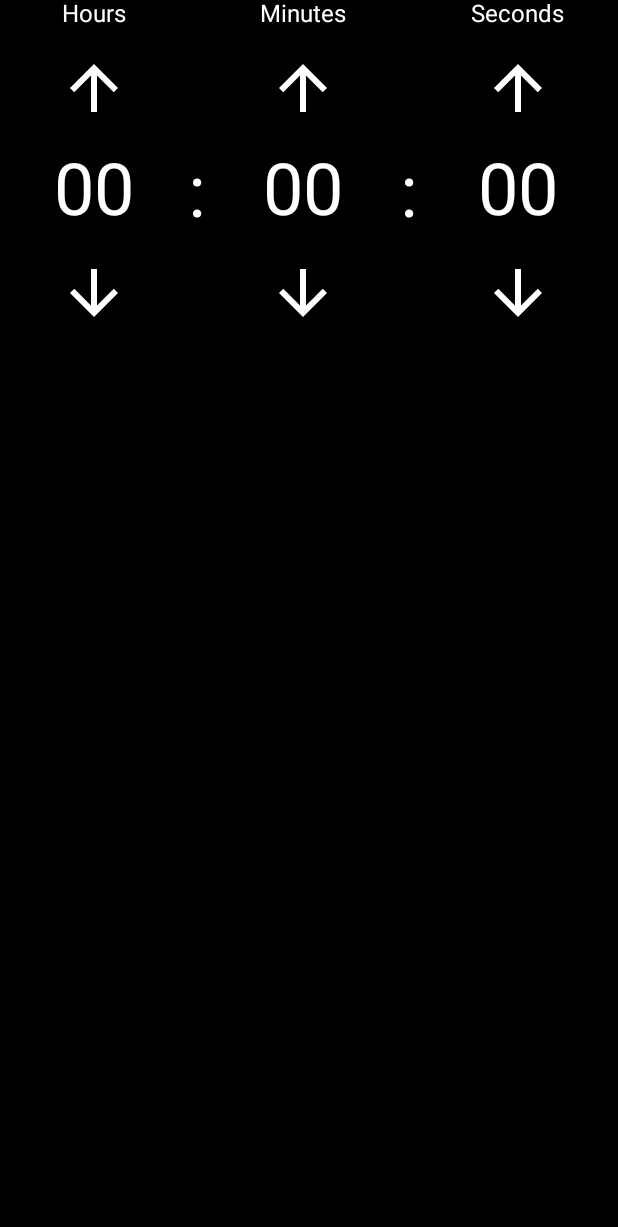
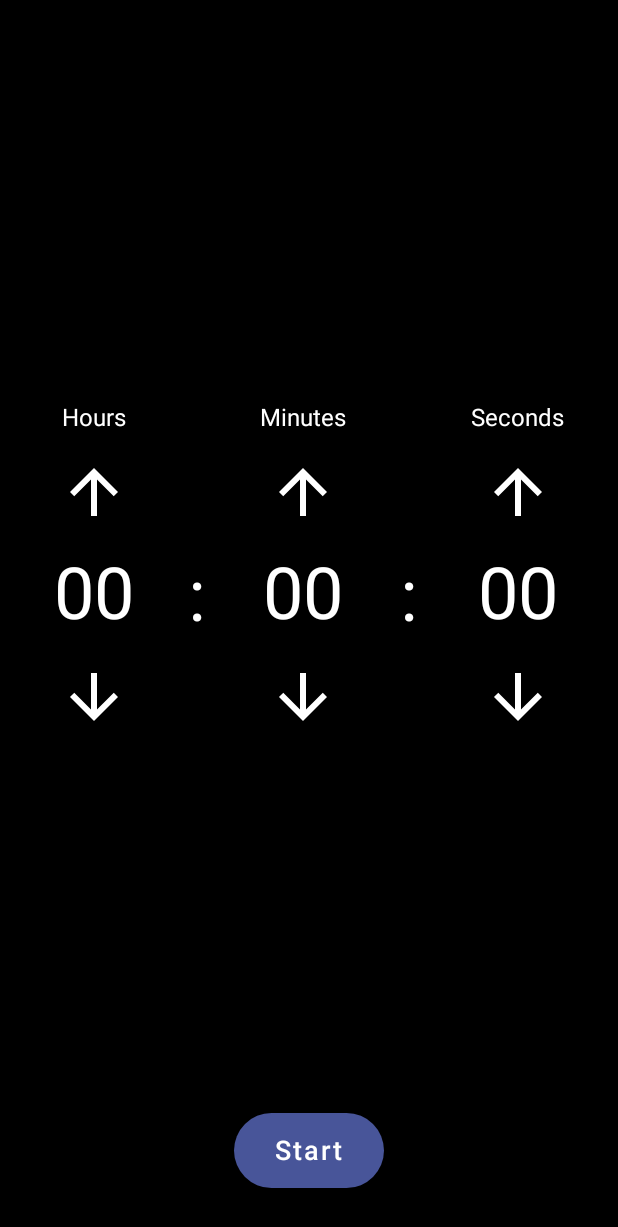
Before and after one commit to alanvan-agl/jetpack-challenge-countdown, an Android app built with Jetpack Compose: the composable CountDownApp shown on its own in the app's theme, on a phone screen of 412 x 824 dp. Shown: the top 1227 px of the screen. Run offline under Robolectric (Android 15) with nearby library versions, the phone set to English and light mode, and no system bars; our stand-ins replace constraintlayout-compose.

Commit message:
add controls

```diff
--- a/app/build.gradle
+++ b/app/build.gradle
@@ -72,6 +72,7 @@ dependencies {
     implementation "androidx.compose.material:material:$compose_version"
     implementation "androidx.compose.material:material-icons-extended:$compose_version"
     implementation "androidx.compose.ui:ui-tooling:$compose_version"
+    implementation "androidx.constraintlayout:constraintlayout-compose:1.0.0-alpha03"
     implementation 'androidx.lifecycle:lifecycle-runtime-ktx:2.3.0'
 
     testImplementation 'junit:junit:4.13.2'
--- /dev/null
+++ b/app/src/main/java/com/example/androiddevchallenge/CountDownApp.kt
@@ -0,0 +1,60 @@
+package com.example.androiddevchallenge
+
+import androidx.compose.animation.ExperimentalAnimationApi
+import androidx.compose.foundation.layout.*
+import androidx.compose.runtime.Composable
+import androidx.compose.runtime.mutableStateOf
+import androidx.compose.runtime.remember
+import androidx.compose.runtime.getValue
+import androidx.compose.runtime.setValue
+import androidx.compose.ui.Modifier
+import androidx.compose.ui.unit.dp
+import androidx.constraintlayout.compose.ConstraintLayout
+import com.example.androiddevchallenge.ui.ControlState
+import com.example.androiddevchallenge.ui.Controls
+import com.example.androiddevchallenge.ui.CountDownScreen
+import com.example.androiddevchallenge.ui.DurationSelector
+
+@Composable
+fun CountDownApp(viewModel: MainViewModel) {
+    var controlState by remember { mutableStateOf(ControlState.IDLE) }
+    ConstraintLayout(
+        modifier = Modifier
+            .fillMaxSize()
+            .padding(PaddingValues(top = 32.dp, bottom = 32.dp))
+    ) {
+        val (countDownScreen, controls) = createRefs()
+        Box(modifier = Modifier.constrainAs(countDownScreen) {
+            top.linkTo(parent.top)
+            start.linkTo(parent.start)
+            end.linkTo(parent.end)
+            bottom.linkTo(controls.top)
+        }) {
+            CountDownScreen(
+                viewModel = viewModel,
+                controlState = controlState
+            )
+        }
+        Box(modifier = Modifier.constrainAs(controls) {
+            bottom.linkTo(parent.bottom)
+            start.linkTo(parent.start)
+            end.linkTo(parent.end)
+        }) {
+            Controls(
+                controlState = controlState,
+                onStart = {
+                    controlState = ControlState.RUNNING
+                },
+                onPause = {
+
+                },
+                onResume = {
+
+                },
+                onCancel = {
+                    controlState = ControlState.IDLE
+                }
+            )
+        }
+    }
+}
--- a/app/src/main/java/com/example/androiddevchallenge/MainActivity.kt
+++ b/app/src/main/java/com/example/androiddevchallenge/MainActivity.kt
@@ -40,9 +40,3 @@ class MainActivity : AppCompatActivity() {
         }
     }
 }
-
-// Start building your app here!
-@Composable
-fun CountDownApp(viewModel: MainViewModel) {
-    DurationSelector(viewModel = viewModel)
-}
--- /dev/null
+++ b/app/src/main/java/com/example/androiddevchallenge/ui/ControlState.kt
@@ -0,0 +1,5 @@
+package com.example.androiddevchallenge.ui
+
+enum class ControlState {
+    RUNNING, IDLE
+}
--- /dev/null
+++ b/app/src/main/java/com/example/androiddevchallenge/ui/Controls.kt
@@ -0,0 +1,105 @@
+package com.example.androiddevchallenge.ui
+
+import androidx.compose.foundation.layout.*
+import androidx.compose.foundation.shape.RoundedCornerShape
+import androidx.compose.material.*
+import androidx.compose.runtime.Composable
+import androidx.compose.runtime.mutableStateOf
+import androidx.compose.runtime.remember
+import androidx.compose.runtime.getValue
+import androidx.compose.runtime.setValue
+import androidx.compose.ui.Modifier
+import androidx.compose.ui.res.stringResource
+import androidx.compose.ui.unit.dp
+import androidx.compose.ui.unit.sp
+import com.example.androiddevchallenge.R
+import com.example.androiddevchallenge.ui.theme.cancelButtonColor
+import com.example.androiddevchallenge.ui.theme.pauseButtonColor
+import com.example.androiddevchallenge.ui.theme.startAndResumeButtonColor
+
+@Composable
+fun Controls(
+    controlState: ControlState,
+    onStart: () -> Unit,
+    onPause: () -> Unit,
+    onResume: () -> Unit,
+    onCancel: () -> Unit
+) {
+    val buttonWidth = 100.dp
+    val buttonHeight = 50.dp
+    val buttonCornerRadius = 25.dp
+    when (controlState) {
+        ControlState.IDLE -> {
+            Row(
+                modifier = Modifier.fillMaxWidth(),
+                horizontalArrangement = Arrangement.Center
+            ) {
+                TextButton(
+                    modifier = Modifier.width(buttonWidth).height(buttonHeight),
+                    onClick = onStart,
+                    colors = ButtonDefaults.buttonColors(backgroundColor = startAndResumeButtonColor),
+                    shape = RoundedCornerShape(buttonCornerRadius)
+                ) {
+                    Text(
+                        text = stringResource(id = R.string.start),
+                        color = MaterialTheme.colors.secondary,
+                        fontSize = 18.sp
+                    )
+                }
+            }
+        }
+        ControlState.RUNNING -> {
+            var isPaused by remember { mutableStateOf(false) }
+            Row(
+                modifier = Modifier.fillMaxWidth(),
+                horizontalArrangement = Arrangement.SpaceEvenly
+            ) {
+                if (isPaused) {
+                    TextButton(
+                        modifier = Modifier.width(buttonWidth).height(buttonHeight),
+                        onClick = {
+                            onResume()
+                            isPaused = false
+                        },
+                        colors = ButtonDefaults.buttonColors(backgroundColor = startAndResumeButtonColor),
+                        shape = RoundedCornerShape(buttonCornerRadius)
+                    ) {
+                        Text(
+                            text = stringResource(id = R.string.resume),
+                            color = MaterialTheme.colors.secondary,
+                            fontSize = 18.sp
+                        )
+                    }
+                } else {
+                    TextButton(
+                        modifier = Modifier.width(buttonWidth).height(buttonHeight),
+                        onClick = {
+                            onPause()
+                            isPaused = true
+                        },
+                        colors = ButtonDefaults.buttonColors(backgroundColor = pauseButtonColor),
+                        shape = RoundedCornerShape(buttonCornerRadius)
+                    ) {
+                        Text(
+                            text = stringResource(id = R.string.pause),
+                            color = MaterialTheme.colors.secondary,
+                            fontSize = 18.sp
+                        )
+                    }
+                }
+                TextButton(
+                    modifier = Modifier.width(buttonWidth).height(buttonHeight),
+                    onClick = onCancel,
+                    colors = ButtonDefaults.buttonColors(backgroundColor = cancelButtonColor),
+                    shape = RoundedCornerShape(buttonCornerRadius)
+                ) {
+                    Text(
+                        text = stringResource(id = R.string.cancel),
+                        color = MaterialTheme.colors.secondary,
+                        fontSize = 18.sp
+                    )
+                }
+            }
+        }
+    }
+}
--- /dev/null
+++ b/app/src/main/java/com/example/androiddevchallenge/ui/CountDownScreen.kt
@@ -0,0 +1,19 @@
+package com.example.androiddevchallenge.ui
+
+import androidx.compose.animation.Crossfade
+import androidx.compose.runtime.*
+import com.example.androiddevchallenge.MainViewModel
+
+@Composable
+fun CountDownScreen(viewModel: MainViewModel, controlState: ControlState) {
+    Crossfade(targetState = controlState) {
+        when (controlState) {
+            ControlState.IDLE -> {
+                DurationSelector(viewModel)
+            }
+            ControlState.RUNNING -> {
+
+            }
+        }
+    }
+}
--- a/app/src/main/java/com/example/androiddevchallenge/ui/theme/Color.kt
+++ b/app/src/main/java/com/example/androiddevchallenge/ui/theme/Color.kt
@@ -21,3 +21,6 @@ val primaryLight = Color(0xFF263238)
 val primaryLightVariant = Color(0xFF4F5B62)
 val primaryDark = Color(0xFF000A12)
 val secondaryDark = Color(0xFFFFFFFF)
+val startAndResumeButtonColor = Color(0xFF485599)
+val pauseButtonColor = Color(0xFFC26660)
+val cancelButtonColor = Color(0xFF5C5A5A)
--- a/app/src/main/res/values/strings.xml
+++ b/app/src/main/res/values/strings.xml
@@ -13,4 +13,8 @@
     <string name="hours">Hours</string>
     <string name="minutes">Minutes</string>
     <string name="seconds">Seconds</string>
+    <string name="start">Start</string>
+    <string name="pause">Pause</string>
+    <string name="resume">Resume</string>
+    <string name="cancel">Cancel</string>
 </resources>
```
